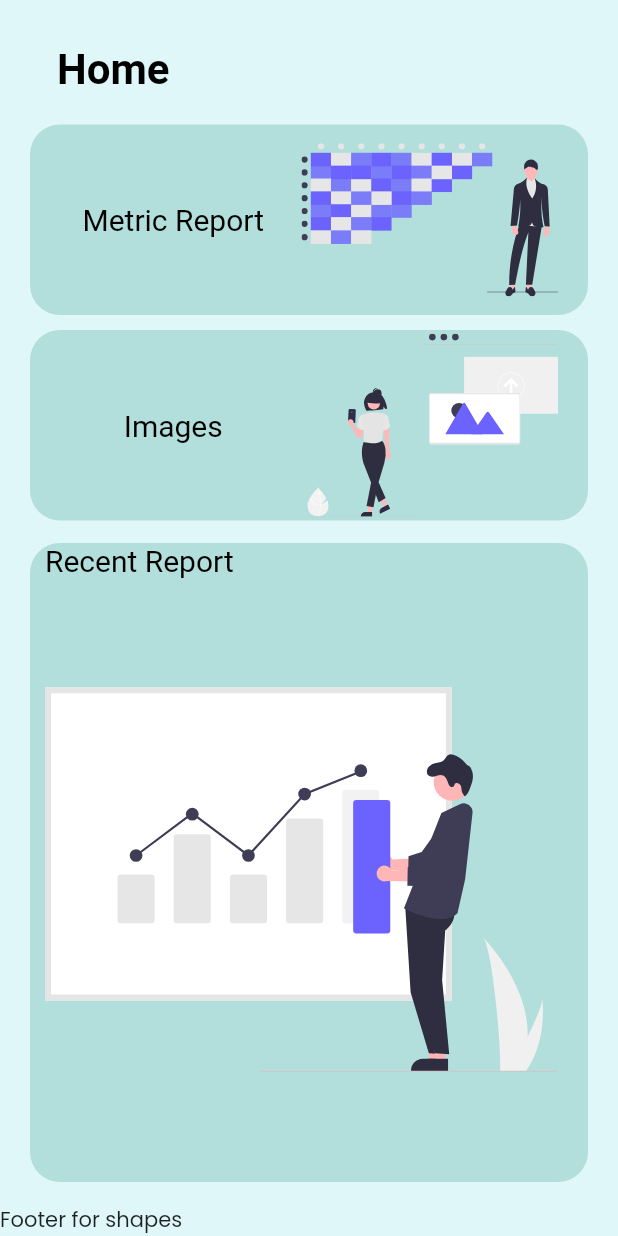
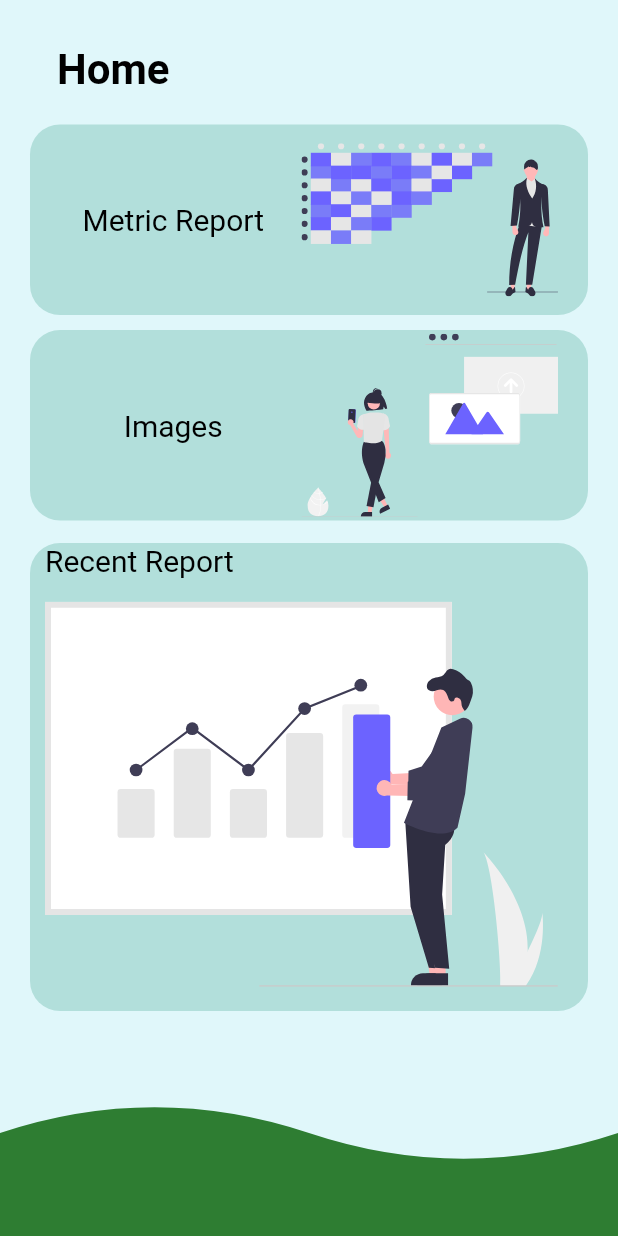
Before and after one commit to JDMukiibs/smart_class_api_consumer, a Flutter app: the screen it shows after launch, after a tap on an icon or button, on a phone screen of 412 x 824 dp. Run offline on Flutter 3.47's test engine with Material 2 defaults, Android fonts, the phone set to English and light mode, and no system bars; our stand-ins replace flutter_fadein, flutter_svg, image_picker, syncfusion_flutter_charts; Roboto replaces fonts that are missing (fonts/Poppins-Bold, fonts/Poppins-Medium).

Commit message:
Made some updates to UI
Today mostly begun working on the circle shapes we saw at the bottom and also adjusting and improving my code moving from guessing numbers for container heights to using MediaQuery so that the app is responsive to different screens. Major focus is screen sizes not orientations so for now it's a portrait strictly app but realized I had forgotten there are different sizes of screens. So onwards, a lot of refactoring of code to make it easier to adjust will be done.

```diff
--- /dev/null
+++ b/lib/helper_widgets_and_functions/shapes.dart
@@ -0,0 +1,27 @@
+import 'package:flutter/material.dart';
+
+class CurvePainter extends CustomPainter {
+  @override
+  void paint(Canvas canvas, Size size) {
+    var paint = Paint();
+    paint.color = Colors.green[800] as Color;
+    paint.style = PaintingStyle.fill;
+
+    var path = Path();
+
+    path.moveTo(0, size.height * 0.9167);
+    path.quadraticBezierTo(size.width * 0.25, size.height * 0.875,
+        size.width * 0.5, size.height * 0.9167);
+    path.quadraticBezierTo(size.width * 0.75, size.height * 0.9584,
+        size.width * 1.0, size.height * 0.9167);
+    path.lineTo(size.width, size.height);
+    path.lineTo(0, size.height);
+
+    canvas.drawPath(path, paint);
+  }
+
+  @override
+  bool shouldRepaint(CustomPainter oldDelegate) {
+    return true;
+  }
+}
--- a/lib/pages/home.dart
+++ b/lib/pages/home.dart
@@ -1,6 +1,7 @@
 import 'package:flutter/cupertino.dart';
 import 'package:flutter/material.dart';
-import 'package:smart_class_api_consumer/custom_widgets/svg_generator.dart';
+import 'package:smart_class_api_consumer/helper_widgets_and_functions/shapes.dart';
+import 'package:smart_class_api_consumer/helper_widgets_and_functions/svg_generator.dart';
 
 class Home extends StatefulWidget {
   const Home({Key? key}) : super(key: key);
@@ -15,6 +16,9 @@ class _HomeState extends State<Home> {
     return Scaffold(
       backgroundColor: Colors.cyan[50],
       body: SafeArea(
+        child: CustomPaint(
+          painter: CurvePainter(),
+          child: Container(
             child: Column(
               children: <Widget>[
                 Padding(
@@ -94,12 +98,11 @@ class _HomeState extends State<Home> {
                     ),
                   ),
                 ),
-            Expanded(
-              child: Padding(
+                Padding(
                   padding: const EdgeInsets.fromLTRB(20.0, 0, 20, 15),
                   child: Container(
                     padding: EdgeInsets.fromLTRB(10, 0, 20, 0),
-                  height: 127,
+                    height: (MediaQuery.of(context).size.height - 200)/2,
                     decoration: BoxDecoration(
                         color: Colors.teal[100],
                         borderRadius: BorderRadius.all(Radius.circular(20))
@@ -120,18 +123,9 @@ class _HomeState extends State<Home> {
                     ),
                   ),
                 ),
-            ),
-            Container(
-              alignment: Alignment(0.0, -1.0),
-              child: Row(
-                children: [
-                  Text(
-                    'Footer for shapes',
-                  )
               ],
             ),
           ),
-          ],
         ),
       )
     );
--- a/lib/pages/welcome.dart
+++ b/lib/pages/welcome.dart
@@ -1,5 +1,6 @@
 import 'package:flutter/material.dart';
-import 'package:smart_class_api_consumer/custom_widgets/svg_generator.dart';
+import 'package:smart_class_api_consumer/helper_widgets_and_functions/shapes.dart';
+import 'package:smart_class_api_consumer/helper_widgets_and_functions/svg_generator.dart';
 
 class Welcome extends StatefulWidget {
   const Welcome({Key? key}) : super(key: key);
@@ -15,9 +16,11 @@ class _WelcomeState extends State<Welcome> {
     return Scaffold(
       backgroundColor: Colors.cyan[50],
       body: SafeArea(
+        child: CustomPaint(
+          painter: CurvePainter(),
           child: Center(
             child: Padding(
-            padding: const EdgeInsets.fromLTRB(20, 50, 20, 42),
+              padding: const EdgeInsets.fromLTRB(20, 50, 20, 90),
               child: Column(
                 children: <Widget>[
                   Container(
@@ -34,13 +37,16 @@ class _WelcomeState extends State<Welcome> {
                   //SizedBox(height: 20.0),
                   Expanded(child: welcomeSVG),
                   SizedBox(height: 10.0),
-                Text(
+                  Container(
+                    alignment: Alignment.center,
+                    child: Text(
                       'Track your students\' engagement during class',
                       style: TextStyle(
                         fontSize: 22.0,
                         fontFamily: 'fonts/Poppins-Regular',
                       ),
                       textAlign: TextAlign.center,
+                    ),
                   ),
                   //SizedBox(height: 20.0),
                   TextButton(
@@ -72,6 +78,7 @@ class _WelcomeState extends State<Welcome> {
             ),
           ),
         ),
+      ),
     );
   }
 }
```
Also changed, not shown: lib/helper_widgets_and_functions/svg_generator.dart (renamed from lib/custom_widgets/svg_generator.dart). Lines whose indentation alone changed are shown as unchanged.
